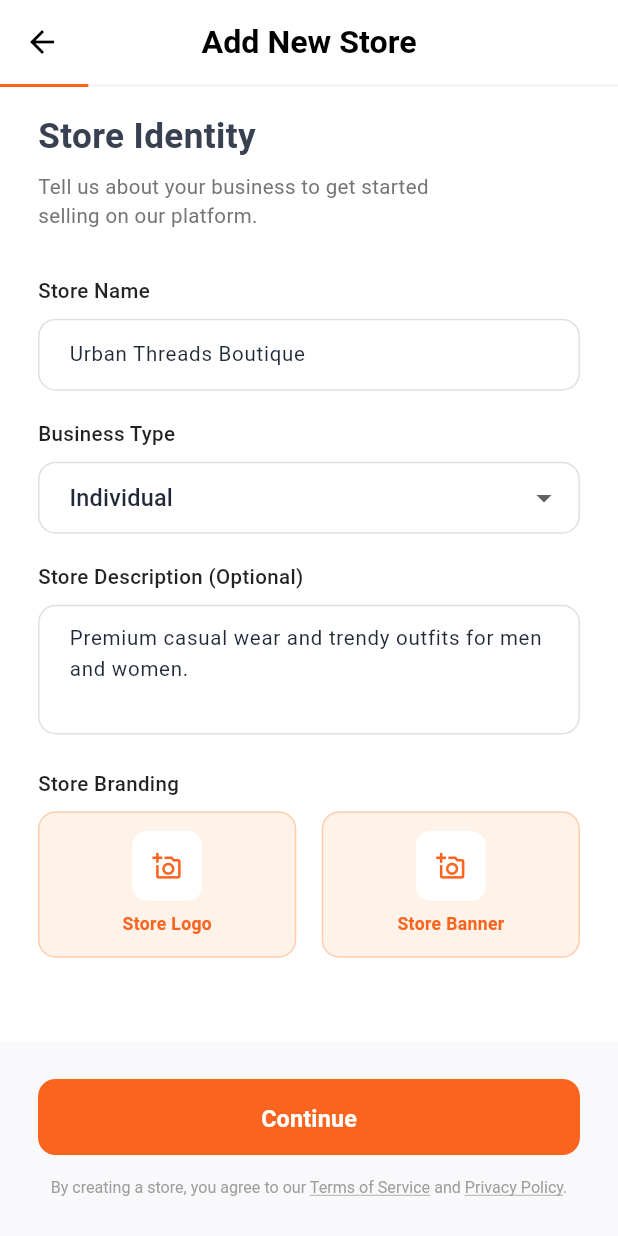
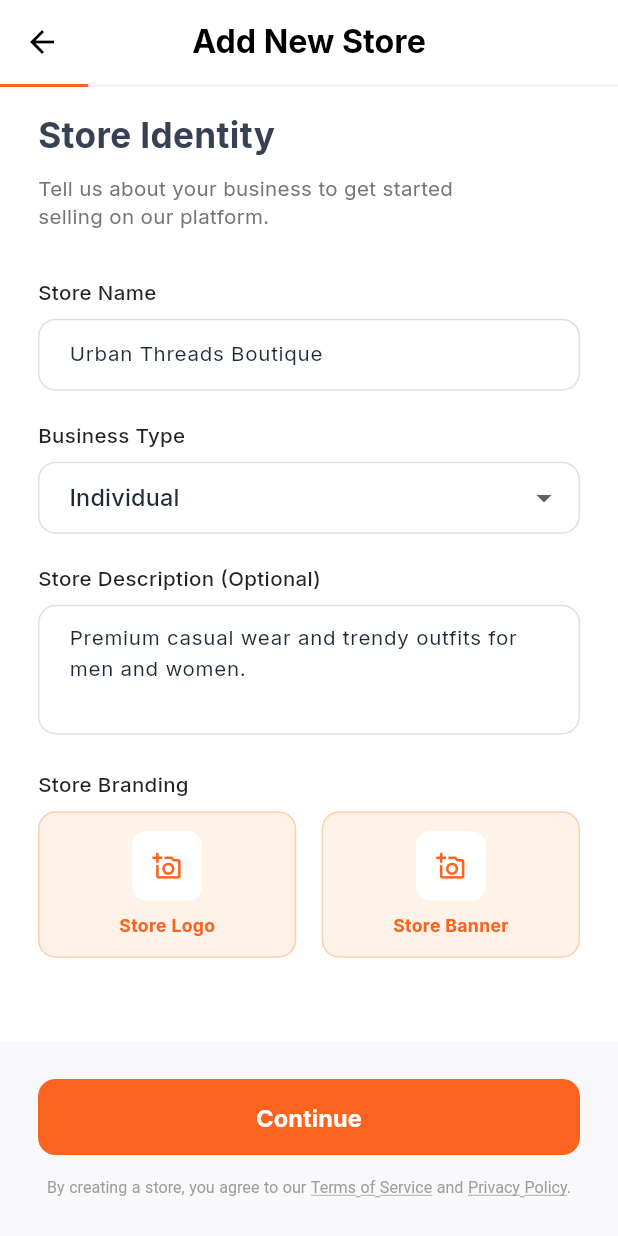
Before and after one commit to iambhaggi/Locaura-Admin, a Flutter app: the StoreFormScreen screen opened by its route, on a phone screen of 412 x 824 dp. Run offline on Flutter 3.47's test engine with Material 3 defaults, Android fonts, the phone set to English and light mode, and no system bars; our stand-ins replace cached_network_image, dio, fl_chart, flutter_riverpod, flutter_screenutil, flutter_secure_storage and 10 more; accounts and stored records are empty; generated files the repository leaves out were written again.

Commit message:
add inter font-family

```diff
--- a/locaura_parter/lib/core/theme/app_text_styles.dart
+++ b/locaura_parter/lib/core/theme/app_text_styles.dart
@@ -1,99 +1,100 @@
 import 'package:flutter/material.dart';
 import 'package:flutter_screenutil/flutter_screenutil.dart';
+import 'package:google_fonts/google_fonts.dart';
 
 abstract class AppTextStyles {
-  static TextStyle displayLarge = TextStyle(
+  static TextStyle displayLarge = GoogleFonts.inter(
     fontSize: 57.sp,
     fontWeight: FontWeight.w700,
     letterSpacing: -0.25,
     height: 1.12,
   );
 
-  static TextStyle displayMedium = TextStyle(
+  static TextStyle displayMedium = GoogleFonts.inter(
     fontSize: 45.sp,
     fontWeight: FontWeight.w700,
     letterSpacing: 0,
     height: 1.16,
   );
 
-  static TextStyle headlineLarge = TextStyle(
+  static TextStyle headlineLarge = GoogleFonts.inter(
     fontSize: 32.sp,
     fontWeight: FontWeight.w700,
     letterSpacing: 0,
     height: 1.25,
   );
 
-  static TextStyle headlineMedium = TextStyle(
+  static TextStyle headlineMedium = GoogleFonts.inter(
     fontSize: 28.sp,
     fontWeight: FontWeight.w600,
     letterSpacing: 0,
     height: 1.29,
   );
 
-  static TextStyle headlineSmall = TextStyle(
+  static TextStyle headlineSmall = GoogleFonts.inter(
     fontSize: 24.sp,
     fontWeight: FontWeight.w600,
     letterSpacing: 0,
     height: 1.33,
   );
 
-  static TextStyle titleLarge = TextStyle(
+  static TextStyle titleLarge = GoogleFonts.inter(
     fontSize: 22.sp,
     fontWeight: FontWeight.w600,
     letterSpacing: 0,
     height: 1.27,
   );
 
-  static TextStyle titleMedium = TextStyle(
+  static TextStyle titleMedium = GoogleFonts.inter(
     fontSize: 16.sp,
     fontWeight: FontWeight.w500,
     letterSpacing: 0.15,
     height: 1.5,
   );
 
-  static TextStyle titleSmall = TextStyle(
+  static TextStyle titleSmall = GoogleFonts.inter(
     fontSize: 14.sp,
     fontWeight: FontWeight.w500,
     letterSpacing: 0.1,
     height: 1.43,
   );
 
-  static TextStyle bodyLarge = TextStyle(
+  static TextStyle bodyLarge = GoogleFonts.inter(
     fontSize: 16.sp,
     fontWeight: FontWeight.w400,
     letterSpacing: 0.5,
     height: 1.5,
   );
 
-  static TextStyle bodyMedium = TextStyle(
+  static TextStyle bodyMedium = GoogleFonts.inter(
     fontSize: 14.sp,
     fontWeight: FontWeight.w400,
     letterSpacing: 0.25,
     height: 1.43,
   );
 
-  static TextStyle bodySmall = TextStyle(
+  static TextStyle bodySmall = GoogleFonts.inter(
     fontSize: 12.sp,
     fontWeight: FontWeight.w400,
     letterSpacing: 0.4,
     height: 1.33,
   );
 
-  static TextStyle labelLarge = TextStyle(
+  static TextStyle labelLarge = GoogleFonts.inter(
     fontSize: 14.sp,
     fontWeight: FontWeight.w600,
     letterSpacing: 0.1,
     height: 1.43,
   );
 
-  static TextStyle labelMedium = TextStyle(
+  static TextStyle labelMedium = GoogleFonts.inter(
     fontSize: 12.sp,
     fontWeight: FontWeight.w500,
     letterSpacing: 0.5,
     height: 1.33,
   );
 
-  static TextStyle labelSmall = TextStyle(
+  static TextStyle labelSmall = GoogleFonts.inter(
     fontSize: 11.sp,
     fontWeight: FontWeight.w500,
     letterSpacing: 0.5,
--- a/locaura_parter/lib/core/theme/app_theme.dart
+++ b/locaura_parter/lib/core/theme/app_theme.dart
@@ -1,4 +1,5 @@
 import 'package:flutter/material.dart';
+import 'package:google_fonts/google_fonts.dart';
 import 'app_colors.dart';
 import 'app_text_styles.dart';
 
@@ -6,6 +7,7 @@ abstract class AppTheme {
   static ThemeData get light => ThemeData(
         useMaterial3: true,
         brightness: Brightness.light,
+        fontFamily: GoogleFonts.inter().fontFamily,
         colorScheme: const ColorScheme.light(
           primary: AppColors.primary,
           onPrimary: AppColors.white,
@@ -73,6 +75,7 @@ abstract class AppTheme {
   static ThemeData get dark => ThemeData(
         useMaterial3: true,
         brightness: Brightness.dark,
+        fontFamily: GoogleFonts.inter().fontFamily,
         colorScheme: const ColorScheme.dark(
           primary: AppColors.primaryLight,
           onPrimary: AppColors.white,
--- a/locaura_parter/pubspec.yaml
+++ b/locaura_parter/pubspec.yaml
@@ -48,6 +48,7 @@ dependencies:
   intl: ^0.20.2
   image_picker: ^1.2.1
   geolocator: ^14.0.2
+  google_fonts: ^8.0.2
 
 dev_dependencies:
   flutter_test:
```
Also changed, not shown: locaura_parter/pubspec.lock.
